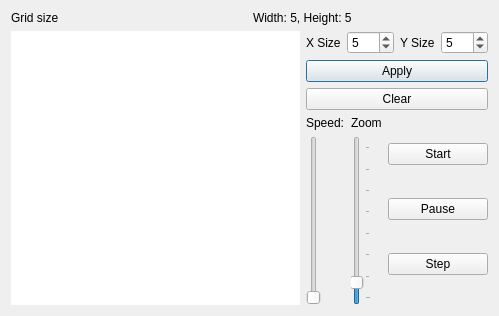
Above: dialog.ui from solidconcrete/ConwaysGameOfLifeOld before the change. Below: the same form after it.
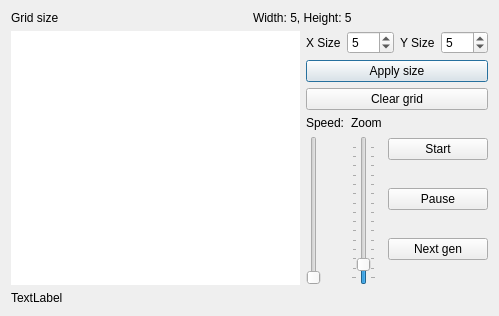
That is the form after the change.

Patch:
```diff
--- a/dialog.ui
+++ b/dialog.ui
@@ -138,7 +138,7 @@
            <item>
             <widget class="QPushButton" name="SizePushButton">
              <property name="text">
-              <string>Apply</string>
+              <string>Apply size</string>
              </property>
             </widget>
            </item>
@@ -149,7 +149,7 @@
        <item>
         <widget class="QPushButton" name="clearButton">
          <property name="text">
-          <string>Clear</string>
+          <string>Clear grid</string>
          </property>
         </widget>
        </item>
@@ -225,7 +225,10 @@
                   <enum>Qt::Vertical</enum>
                  </property>
                  <property name="tickPosition">
-                  <enum>QSlider::TicksBelow</enum>
+                  <enum>QSlider::TicksBothSides</enum>
+                 </property>
+                 <property name="tickInterval">
+                  <number>5</number>
                  </property>
                 </widget>
                </item>
@@ -254,7 +257,7 @@
            <item>
             <widget class="QPushButton" name="stepButton">
              <property name="text">
-              <string>Step</string>
+              <string>Next gen</string>
              </property>
             </widget>
            </item>
@@ -266,6 +269,13 @@
      </item>
     </layout>
    </item>
+   <item row="2" column="0">
+    <widget class="QLabel" name="label_6">
+     <property name="text">
+      <string>TextLabel</string>
+     </property>
+    </widget>
+   </item>
   </layout>
  </widget>
  <tabstops>
```
Left out of the diff: 3 changed lines with no effect on the pictures.
